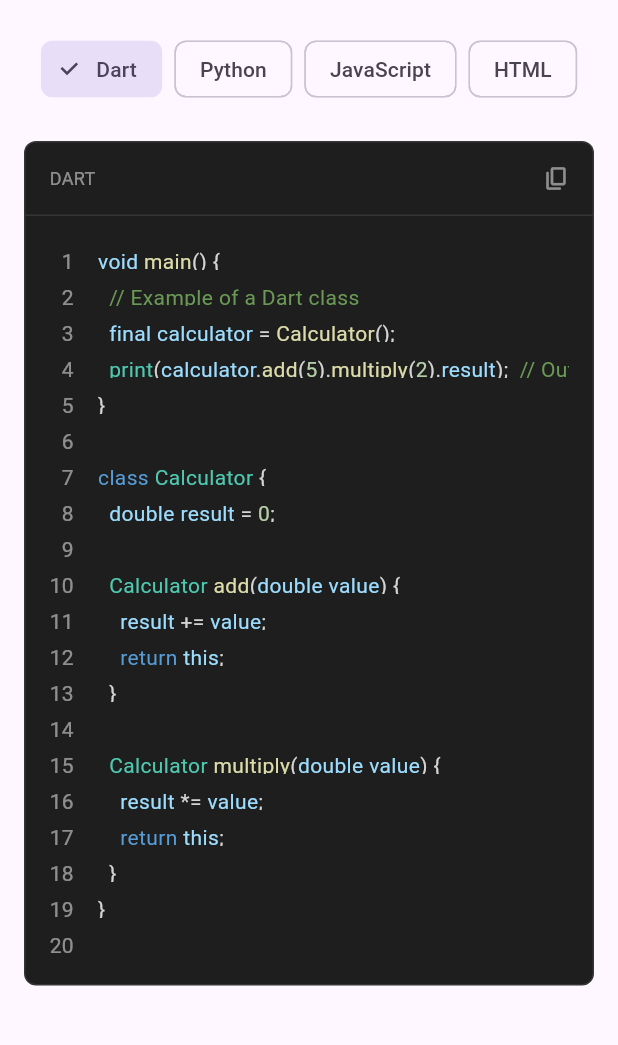
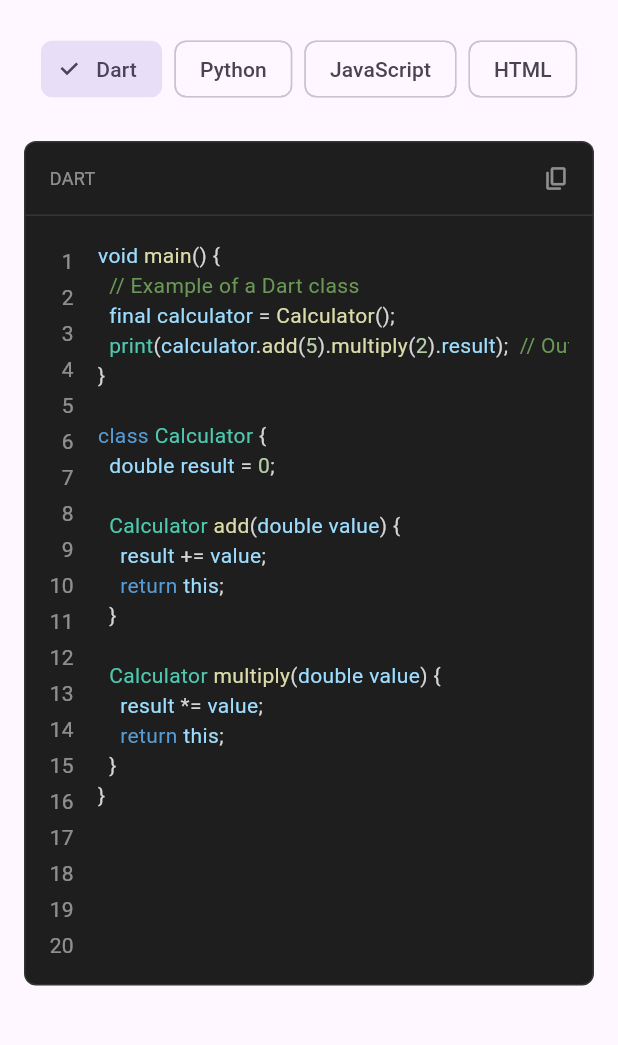
Before and after one commit to wqjuser/universal_code_viewer, a Flutter app: the screen it shows after launch, on a phone screen of 412 x 824 dp, the part 63-1108 px from its top. Run offline on Flutter 3.47's test engine with Material 3 defaults, Android fonts, the phone set to English and light mode, and no system bars; our stand-ins replace plugin_platform_interface, string_scanner, web.

Commit message:
refactor(universal_code_viewer):重构代码以支持更好的文本选择功能
- 添加版权信息和作者信息
- 更新导入语句，使用包路径替代相对路径
-重构代码以支持跨平台兼容性
- 优化代码结构，提高可读性和可维护性

```diff
--- a/lib/src/universal_code_viewer.dart
+++ b/lib/src/universal_code_viewer.dart
@@ -1,6 +1,19 @@
+/*
+ * Copyright (c) 2024 CodeFusionBit. All rights reserved.
+ * Author: Hitesh Sapra
+ *
+ * This software is the confidential and proprietary information of CodeFusionBit.
+ * You shall not disclose such confidential information and shall use it only in
+ * accordance with the terms of the license agreement you entered into with
+ * CodeFusionBit.
+ *
+ * Website: https://codefusionbit.com
+ * Contact: info@codefusionbit.com
+ */
+
+import 'package:flutter/services.dart';
+import 'package:universal_code_viewer/universal_code_viewer.dart';
 import 'package:flutter/material.dart';
-import 'package:flutter/services.dart';
-import '../universal_code_viewer.dart';
 
 class UniversalCodeViewer extends StatelessWidget {
   final String code;
@@ -42,23 +55,20 @@ class UniversalCodeViewer extends StatelessWidget {
         crossAxisAlignment: CrossAxisAlignment.start,
         children: [
           _buildHeader(context, highlighter),
-          Expanded(
-            child: Padding(
+          Padding(
             padding: effectivePadding,
-              child: SelectionArea(
-                child: SingleChildScrollView(
-                  child: SingleChildScrollView(
-                    scrollDirection: Axis.horizontal,
             child: Row(
               crossAxisAlignment: CrossAxisAlignment.start,
               children: [
                 if (showLineNumbers) _buildLineNumbers(lines),
-                        _buildCodeContent(highlighter, lines),
-                      ],
+                Expanded(
+                  child: SingleChildScrollView(
+                    scrollDirection: Axis.horizontal,
+                    physics: const AlwaysScrollableScrollPhysics(),
+                    child: _buildCodeContent(highlighter, lines),
                   ),
                 ),
-                ),
-              ),
+              ],
             ),
           ),
         ],
@@ -132,50 +142,62 @@ class UniversalCodeViewer extends StatelessWidget {
   }
 
   Widget _buildCodeContent(UniversalSyntaxHighlighter highlighter, List<String> lines) {
-    return Column(
-      crossAxisAlignment: CrossAxisAlignment.start,
-      mainAxisSize: MainAxisSize.min,
-      children: List.generate(
-        lines.length,
-        (index) => Container(
-          height: 24,
-          padding: const EdgeInsets.symmetric(vertical: 4),
-          child: Text.rich(
-            TextSpan(
-              children: _getLineSpans(
-                lines[index],
+    // 创建一个包含所有代码的富文本
+    final List<TextSpan> allCodeSpans = [];
+    int currentPosition = 0;
+
+    for (int i = 0; i < lines.length; i++) {
+      final line = lines[i];
+      final lineSpans = _getLineSpans(
+        line,
         highlighter,
-                index,
+        currentPosition,
         lines,
-              ),
-            ),
+        i,
+      );
+
+      allCodeSpans.addAll(lineSpans);
+
+      // 添加换行符，除了最后一行
+      if (i < lines.length - 1) {
+        allCodeSpans.add(TextSpan(
+          text: '\n',
           style: style.baseStyle,
-          ),
-        ),
-      ),
+        ));
+      }
+
+      currentPosition += line.length + (i < lines.length - 1 ? 1 : 0);
+    }
+
+    // 使用SelectableText.rich包装所有内容
+    return SelectableText.rich(
+      TextSpan(children: allCodeSpans),
+      style: style.baseStyle,
     );
   }
 
   List<TextSpan> _getLineSpans(
     String line,
     UniversalSyntaxHighlighter highlighter,
+    int lineStart,
+    List<String> allLines,
     int lineIndex,
-    List<String> allLines,
   ) {
     final List<TextSpan> spans = [];
-    final int lineStart = allLines.take(lineIndex).join('\n').length +
-        (lineIndex > 0 ? 1 : 0);
     final int lineEnd = lineStart + line.length;
 
+    // 获取与该行相交的spans
     final lineSpans = highlighter.spans
         .where((span) => span.start < lineEnd && span.end > lineStart);
 
     int currentPosition = 0;
 
     for (var span in lineSpans) {
+      // 转换为行内位置
       final spanStartInLine = (span.start - lineStart).clamp(0, line.length);
       final spanEndInLine = (span.end - lineStart).clamp(0, line.length);
 
+      // 添加未样式化的文本
       if (currentPosition < spanStartInLine) {
         spans.add(TextSpan(
           text: line.substring(currentPosition, spanStartInLine),
@@ -183,6 +205,7 @@ class UniversalCodeViewer extends StatelessWidget {
         ));
       }
 
+      // 添加样式化的span
       if (spanStartInLine < spanEndInLine) {
         spans.add(TextSpan(
           text: line.substring(spanStartInLine, spanEndInLine),
@@ -193,6 +216,7 @@ class UniversalCodeViewer extends StatelessWidget {
       currentPosition = spanEndInLine;
     }
 
+    // 添加剩余的未样式化文本
     if (currentPosition < line.length) {
       spans.add(TextSpan(
         text: line.substring(currentPosition),
```
Lines whose indentation alone changed are shown as unchanged.
